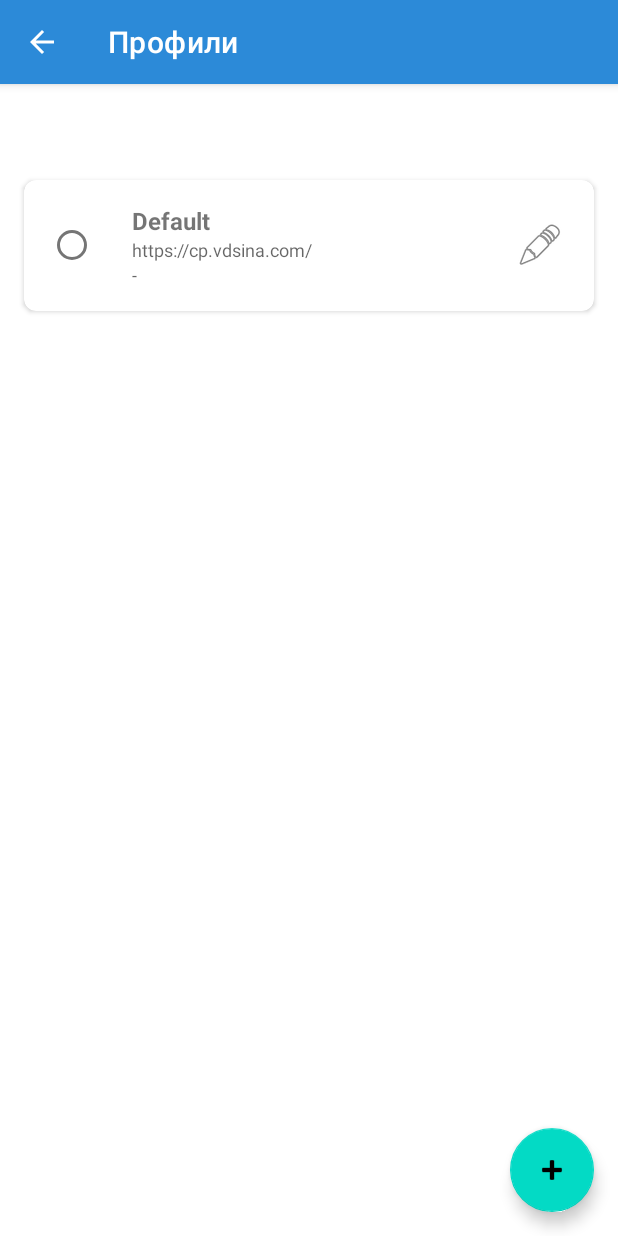
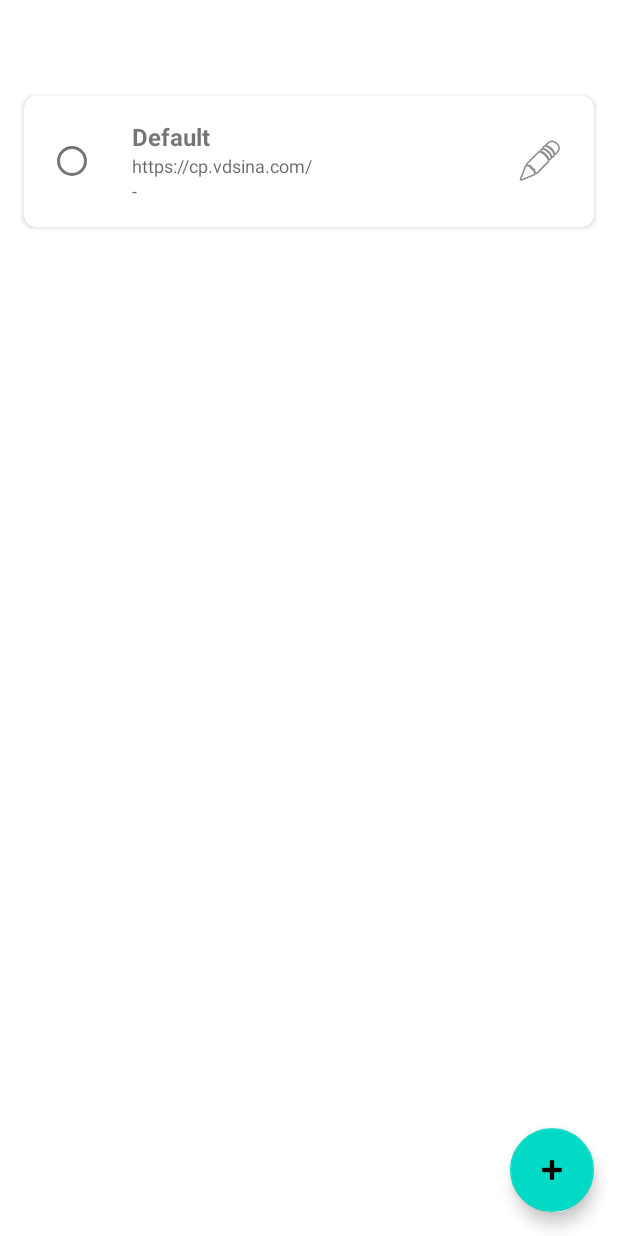
Before and after one commit to tbstdt/VDSina-client, an Android app: the screen it shows after launch (ProfilesActivity), after a tap on "Профили", on a phone screen of 412 x 824 dp. Run offline under Robolectric (Android 15) with nearby library versions, the phone set to English and light mode, and no system bars.

```diff
--- a/app/src/main/java/com/vdsina/app/MainActivity.kt
+++ b/app/src/main/java/com/vdsina/app/MainActivity.kt
@@ -38,6 +38,8 @@ class MainActivity : AppCompatActivity() {
         super.onCreate(savedInstanceState)
         binding = ActivityMainBinding.inflate(layoutInflater)
         setContentView(binding.root)
+
+        setSupportActionBar(binding.toolbar)
 
         profileManager = ProfileManager.getInstance(this)
 
--- a/app/src/main/res/values/themes.xml
+++ b/app/src/main/res/values/themes.xml
@@ -1,6 +1,6 @@
 <?xml version="1.0" encoding="utf-8"?>
 <resources>
-    <style name="Theme.VDSina" parent="Theme.MaterialComponents.DayNight.DarkActionBar">
+    <style name="Theme.VDSina" parent="Theme.MaterialComponents.DayNight.NoActionBar">
         <item name="colorPrimary">@color/primary</item>
         <item name="colorPrimaryVariant">@color/primary_variant</item>
         <item name="colorOnPrimary">@color/on_primary</item>
```
Also changed, not shown: app/src/main/res/layout/activity_main.xml (+17 -5 lines).
